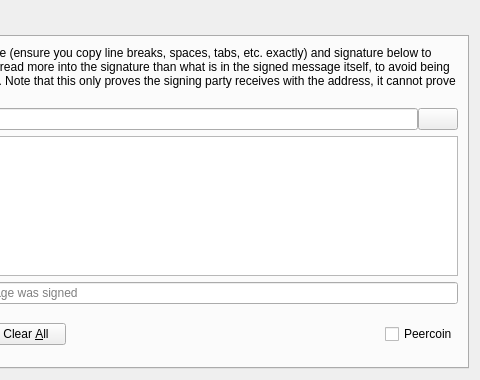
Above: src/qt/forms/signverifymessagedialog.ui from patchcoin/patchcoin before the change; both pictures show x 220 to 700 and y 0 to 380 of the 700 by 380 pixel window. Below: the same form after it.
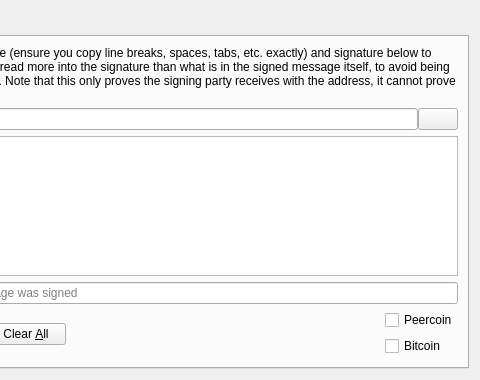
That is the form after the change. The open tabs and pages were chosen to show the change. Icons and pictures are not drawn. Custom widgets are drawn as their Qt base class.

Diff of the .ui file:
```diff
--- a/src/qt/forms/signverifymessagedialog.ui
+++ b/src/qt/forms/signverifymessagedialog.ui
@@ -403,6 +403,8 @@
           </spacer>
          </item>
          <item>
+          <layout class="QVBoxLayout" name="verticalLayout_Checkboxes">
+           <item>
           <widget class="QCheckBox" name="peercoinMessageCheckbox_SM">
            <property name="toolTip">
             <string>Verify Peercoin Message</string>
@@ -411,6 +413,18 @@
             <string>Peercoin</string>
            </property>
           </widget>
+           </item>
+           <item>
+            <widget class="QCheckBox" name="bitcoinMessageCheckbox_SM">
+             <property name="toolTip">
+              <string>Verify Bitcoin Message (requires network)</string>
+             </property>
+             <property name="text">
+              <string>Bitcoin</string>
+             </property>
+            </widget>
+           </item>
+          </layout>
          </item>
         </layout>
        </item>
```
Lines whose indentation alone changed are shown as unchanged.
